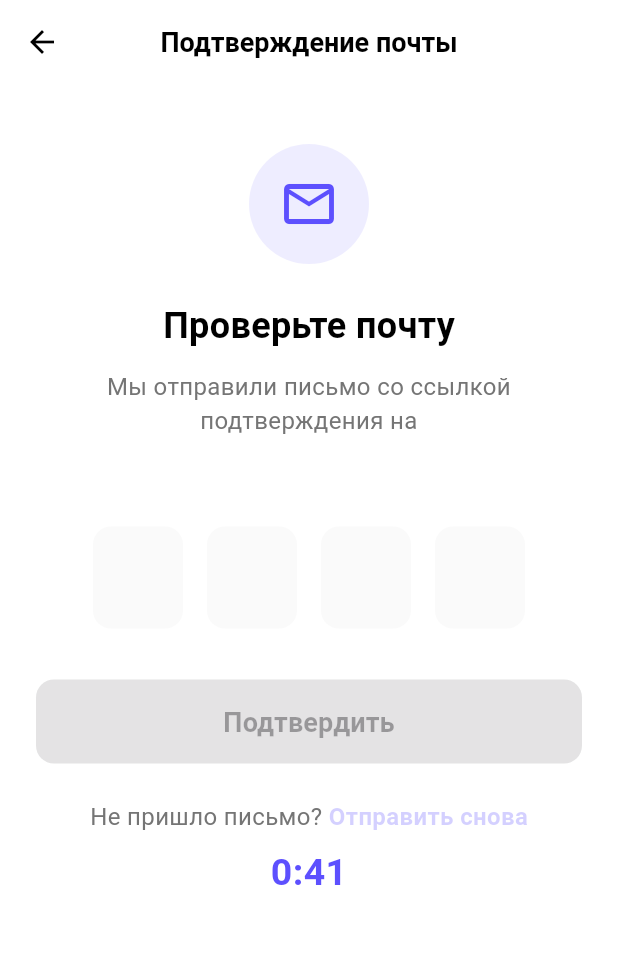
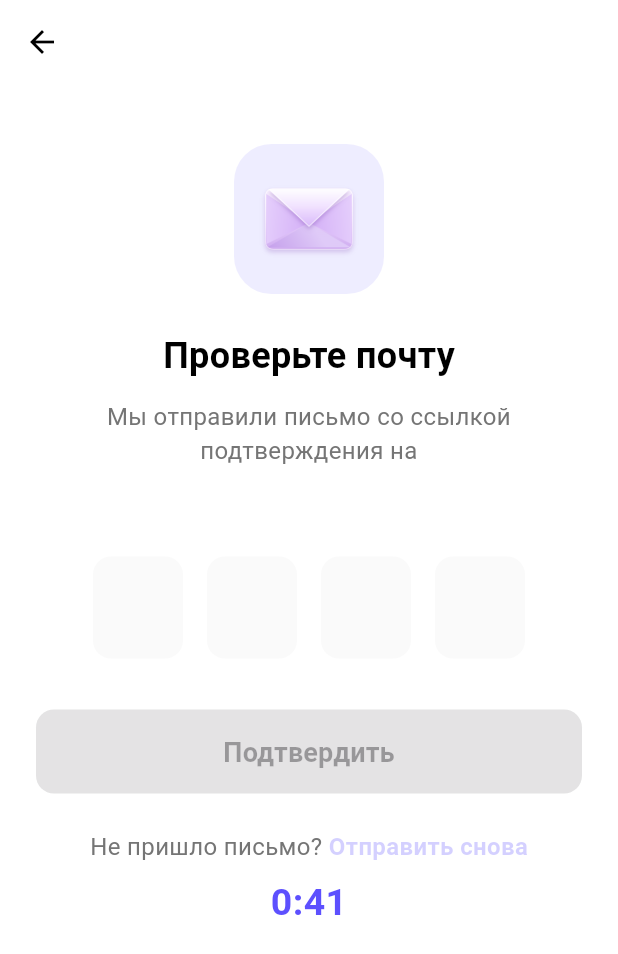
Before and after one commit to Nurtilekb/aura-shop, a Flutter app: the RegistrationScreen screen opened directly, after a tap on "Создать аккаунт", on a phone screen of 412 x 824 dp. Shown: the top 954 px of the screen. Run offline on Flutter 3.47's test engine with Material 3 defaults, Android fonts, the phone set to English and light mode, and no system bars.

Commit message:
change background color paparameter name

```diff
--- a/lib/screens/login_screen.dart
+++ b/lib/screens/login_screen.dart
@@ -99,7 +99,7 @@ class _LoginScreenState extends State<LoginScreen> {
                   onPressed: _handleLogin,
                   text: 'Войти',
                   height: 30,
-                  backroundfcolor: Color(0xff5D50FE),
+                  backgroundColor: Color(0xff5D50FE),
                   textstyle: null,
                 ),
                 const SizedBox(height: 20),
@@ -126,7 +126,7 @@ class _LoginScreenState extends State<LoginScreen> {
                   borderColor: Colors.black,
                   padding: EdgeInsets.only(top: 1),
                   text: 'Регистрация через Google',
-                  backroundfcolor: Color(0xff5D50FE),
+                  backgroundColor: Color(0xff5D50FE),
                   height: 56,
                   textstyle: TextStyle(
                     fontSize: 16,
--- a/lib/screens/registrarion_screen.dart
+++ b/lib/screens/registrarion_screen.dart
@@ -205,7 +205,7 @@ class _RegistrationScreenState extends State<RegistrationScreen> {
 
                   padding: EdgeInsets.only(top: 1),
                   text: 'Регистрация через Google',
-                  backroundfcolor: const Color.fromARGB(255, 212, 16, 16),
+                  backgroundColor: const Color.fromARGB(255, 212, 16, 16),
                   height: 20,
                   textstyle: TextStyle(
                     fontSize: 16,
--- a/lib/screens/verification_screen.dart
+++ b/lib/screens/verification_screen.dart
@@ -65,14 +65,7 @@ class _EmailVerificationScreenState extends State<EmailVerificationScreen> {
           icon: const Icon(Icons.arrow_back, color: Colors.black),
           onPressed: () => Navigator.pop(context),
         ),
-        title: const Text(
-          'Подтверждение почты',
-          style: TextStyle(
-            color: Colors.black,
-            fontSize: 18,
-            fontWeight: FontWeight.w600,
-          ),
-        ),
+
         centerTitle: true,
       ),
       body: SafeArea(
@@ -83,16 +76,18 @@ class _EmailVerificationScreenState extends State<EmailVerificationScreen> {
             children: [
               const SizedBox(height: 20),
               Container(
-                width: 80,
-                height: 80,
+                padding: EdgeInsets.all(10),
+                width: 100,
+                height: 100,
                 decoration: BoxDecoration(
+                  borderRadius: BorderRadius.circular(25),
                   color: const Color(0xFF5D50FE).withOpacity(0.1),
-                  shape: BoxShape.circle,
+                  border: Border.all(width: 0, color: Colors.transparent),
                 ),
-                child: const Icon(
-                  Icons.email_outlined,
-                  size: 40,
-                  color: Color(0xFF5D50FE),
+                child: Image.asset(
+                  'assets/icons/pochta.png',
+                  width: 25,
+                  height: 25,
                 ),
               ),
               const SizedBox(height: 24),
@@ -172,7 +167,7 @@ class _EmailVerificationScreenState extends State<EmailVerificationScreen> {
                 child: PressedButton(
                   text: "Подтвердить",
                   textstyle: null,
-                  backroundfcolor: const Color(0xFF5D50FE),
+                  backgroundColor: Color(0xFF5D50FE),
                 ),
               ),
               const SizedBox(height: 24),
--- a/lib/widgets/pressed_button.dart
+++ b/lib/widgets/pressed_button.dart
@@ -6,22 +6,28 @@ class PressedButton extends StatelessWidget {
     this.onPressed,
     required this.text,
     this.height,
-    this.backroundfcolor,
-    required this.textstyle,
+    this.backgroundColor, // ← Исправлено название
+    this.textstyle, // ← Убрал required
     this.borderradius,
     this.padding,
     this.imagePath,
     this.borderColor,
+    this.imageWidth = 24,
+    this.imageHeight = 24,
   });
+
   final VoidCallback? onPressed;
   final String text;
   final double? height;
-  final Color? backroundfcolor;
-  final TextStyle? textstyle;
+  final Color? backgroundColor; // ← Исправлено название
+  final TextStyle? textstyle; // ← Убрал required
   final RoundedRectangleBorder? borderradius;
   final EdgeInsetsGeometry? padding;
   final String? imagePath;
   final Color? borderColor;
+  final double imageWidth;
+  final double imageHeight;
+
   @override
   Widget build(BuildContext context) {
     return ElevatedButton(
@@ -30,9 +36,9 @@ class PressedButton extends StatelessWidget {
         side: borderColor != null
             ? BorderSide(color: borderColor!, width: 0.5)
             : null,
-        backgroundColor: backroundfcolor ?? Colors.blue,
+        backgroundColor: backgroundColor ?? Colors.blue, // ← Исправлено
         foregroundColor: Colors.white,
-        padding: padding ?? EdgeInsets.symmetric(vertical: 16),
+        padding: padding ?? const EdgeInsets.symmetric(vertical: 16),
         shape:
             borderradius ??
             RoundedRectangleBorder(borderRadius: BorderRadius.circular(12)),
@@ -44,15 +50,17 @@ class PressedButton extends StatelessWidget {
         child: Center(
           child: Row(
             mainAxisAlignment: MainAxisAlignment.center,
+            mainAxisSize: MainAxisSize.min,
             children: [
-              if (imagePath != null)
-                Image.asset(imagePath!, width: 24, height: 24),
-              if (imagePath != null) SizedBox(width: 20),
+              if (imagePath != null && imagePath!.isNotEmpty) ...[
+                Image.asset(imagePath!, width: imageWidth, height: imageHeight),
+                const SizedBox(width: 12),
+              ],
               Text(
                 text,
                 style:
                     textstyle ??
-                    TextStyle(fontSize: 18, fontWeight: FontWeight.w600),
+                    const TextStyle(fontSize: 18, fontWeight: FontWeight.w600),
               ),
             ],
           ),
```
Also changed, not shown: assets/icons/pochta.png (added).
